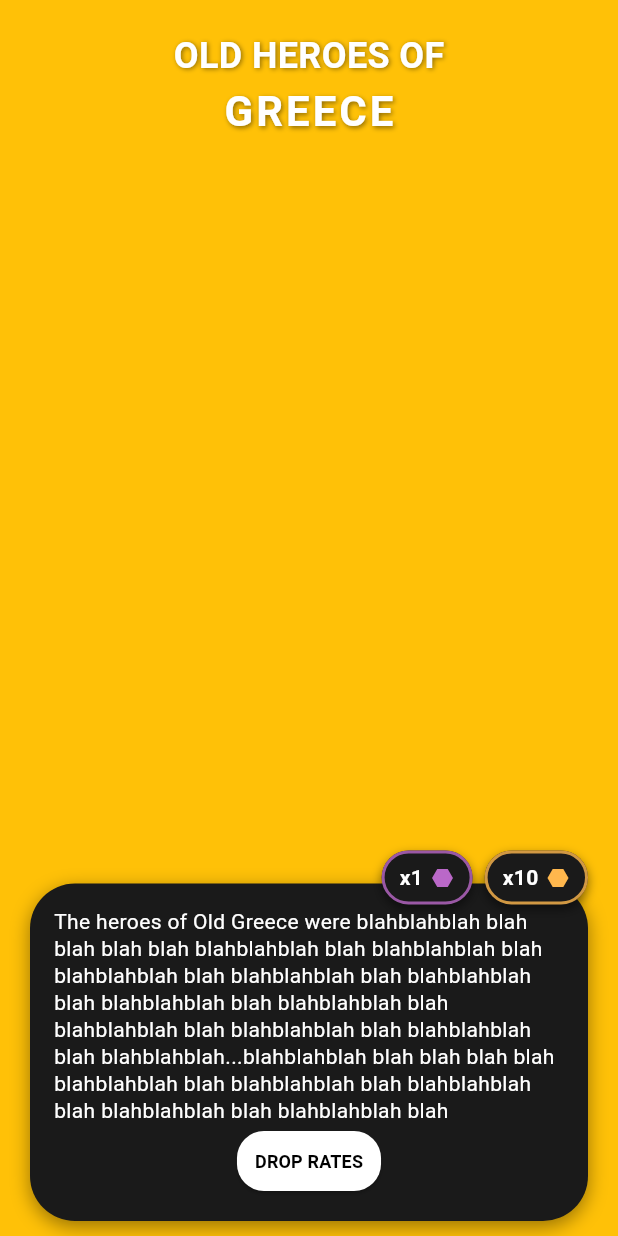
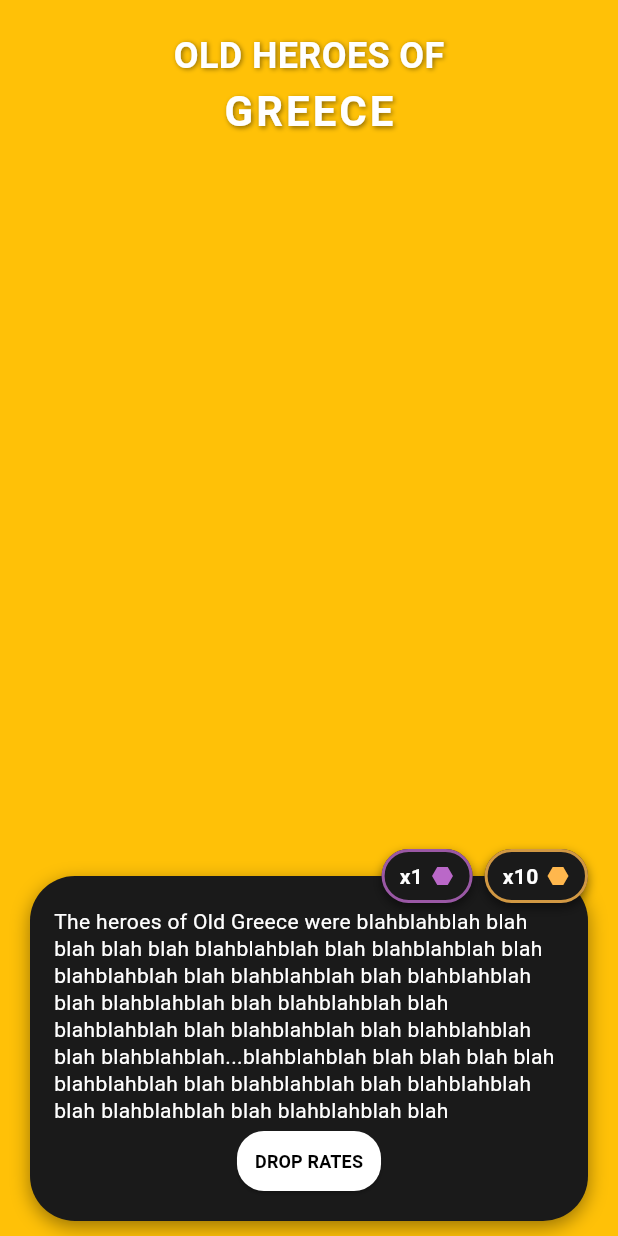
Before and after one commit to UCF-GroupProj/poosd-monorepo, a Flutter app: the SummonPage screen opened by its route, on a phone screen of 412 x 824 dp. Run offline on Flutter 3.47's test engine with Material 3 defaults, Android fonts, the phone set to English and light mode, and no system bars; our stand-ins replace carousel_slider; missing offline and left inert: flutter_scroll_shadow.

Commit message:
changed the allignment a lil

```diff
--- a/apps/mobile/lib/pages/page_summon.dart
+++ b/apps/mobile/lib/pages/page_summon.dart
@@ -76,6 +76,7 @@ class _SummonPageState extends State<SummonPage> {
             ),
             child: Column(
               children: [
+                const SizedBox(height: 5),
                 SizedBox(
                   height: 140,
                   child: ScrollShadow(
@@ -201,7 +202,7 @@ class _SummonPageState extends State<SummonPage> {
         // 2. The x1 and x10 buttons positioned at the top right of the card
         Positioned(
           right: 20,
-          top: -22,
+          top: -18,
           child: Row(
             children: [
               _buildSummonButton(
```
